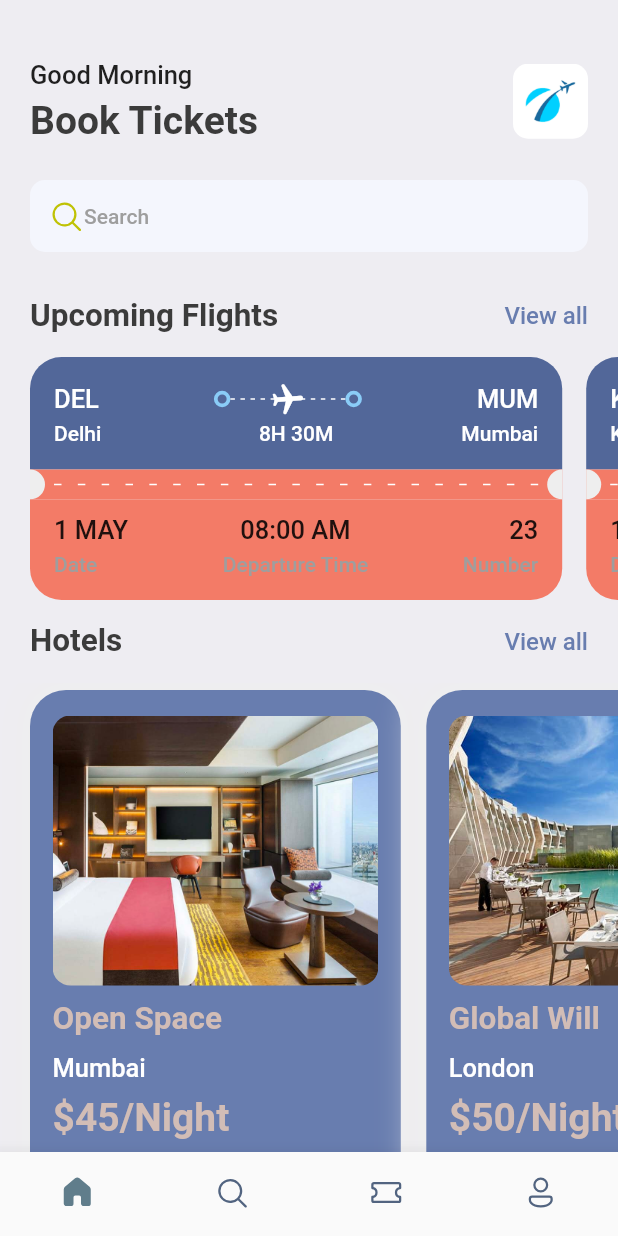
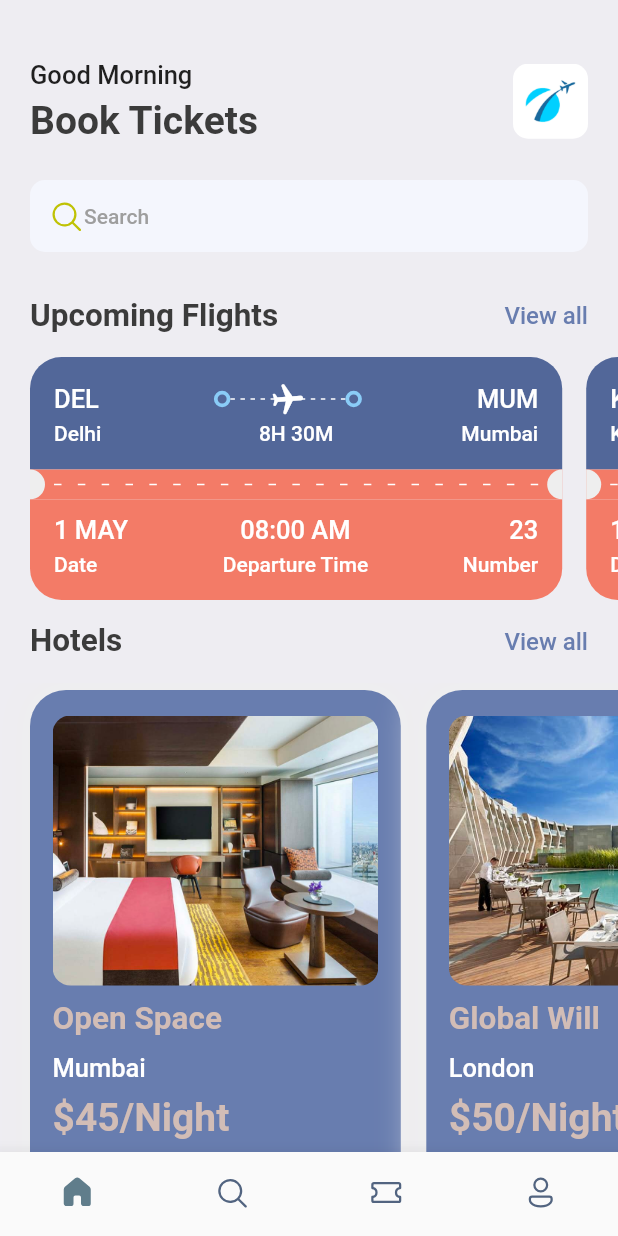
Before and after one commit to sourav091/Ticket_booking, a Flutter app: the screen it shows after launch, on a phone screen of 412 x 824 dp. Run offline on Flutter 3.47's test engine with Material 2 defaults, Android fonts, the phone set to English and light mode, and no system bars; our stand-ins replace barcode_widget, fluentui_icons, gap, get.

Commit message:
wrapping container around Positioned widget and Adding ProfileScreen widget to BottomBar and refresh App in emulator

```diff
--- a/lib/screens/bottom_bar.dart
+++ b/lib/screens/bottom_bar.dart
@@ -1,4 +1,5 @@
 import 'package:ecommerce_app/screens/home_screen.dart';
+import 'package:ecommerce_app/screens/profile_screen.dart';
 import 'package:ecommerce_app/screens/search_screen.dart';
 import 'package:ecommerce_app/screens/ticket_screeen.dart';
 import 'package:fluentui_icons/fluentui_icons.dart';
@@ -17,7 +18,7 @@ class _BottomBarState extends State<BottomBar> {
    const  HomeScreen(),
     const SearchScreen(),
     const TicketScreen(),
-    const Text("Profile")
+    const ProfileScreen()
   ];
 
   void _onItemTapped(int index) {
--- a/lib/screens/ticket_view.dart
+++ b/lib/screens/ticket_view.dart
@@ -26,12 +26,12 @@ class TicketView extends StatelessWidget {
             /*
             showing the blue part of the ticket
             */
-            Container(
+        Container(
               decoration: BoxDecoration(
-                  color: isColor==null? Color(0xFF526799):Colors.white,
+                  color: isColor==null? const Color(0xFF526799):Colors.white,
                   borderRadius: BorderRadius.only(
                       topLeft: Radius.circular(AppLayout.getHeight(21)),
-                      topRight: Radius.circular(21))),
+                      topRight: const Radius.circular(21))),
               padding: EdgeInsets.all(AppLayout.getHeight(16)),
               child: Column(
                 children: [
@@ -56,7 +56,7 @@ class TicketView extends StatelessWidget {
                               angle: 1.5,
                               child: Icon(
                                 Icons.local_airport_rounded,
-                                color: isColor==null? Colors.white: Color(0xFF8ACCF7)
+                                color: isColor==null? Colors.white: const Color(0xFF8ACCF7)
                               ),
                             ),
                           ),
@@ -173,9 +173,9 @@ class TicketView extends StatelessWidget {
                   Row(
                       mainAxisAlignment: MainAxisAlignment.spaceBetween,
                       children: [
-                        AppColumnLayout(firstText: ticket['date'], secondText: "Date", alignment: CrossAxisAlignment.start, isColor: false,),
-                        AppColumnLayout(firstText: ticket['departure_time'], secondText: "Departure Time", alignment: CrossAxisAlignment.center, isColor: false,),
-                        AppColumnLayout(firstText: ticket['number'].toString(), secondText: "Number", alignment: CrossAxisAlignment.end, isColor: false,),
+                        AppColumnLayout(firstText: ticket['date'], secondText: "Date", alignment: CrossAxisAlignment.start, isColor: isColor,),
+                        AppColumnLayout(firstText: ticket['departure_time'], secondText: "Departure Time", alignment: CrossAxisAlignment.center, isColor: isColor,),
+                        AppColumnLayout(firstText: ticket['number'].toString(), secondText: "Number", alignment: CrossAxisAlignment.end, isColor: isColor),
                     ],
                   )
                 ],
```
Also changed, not shown: lib/screens/ticket_screeen.dart (+62 -9 lines).
